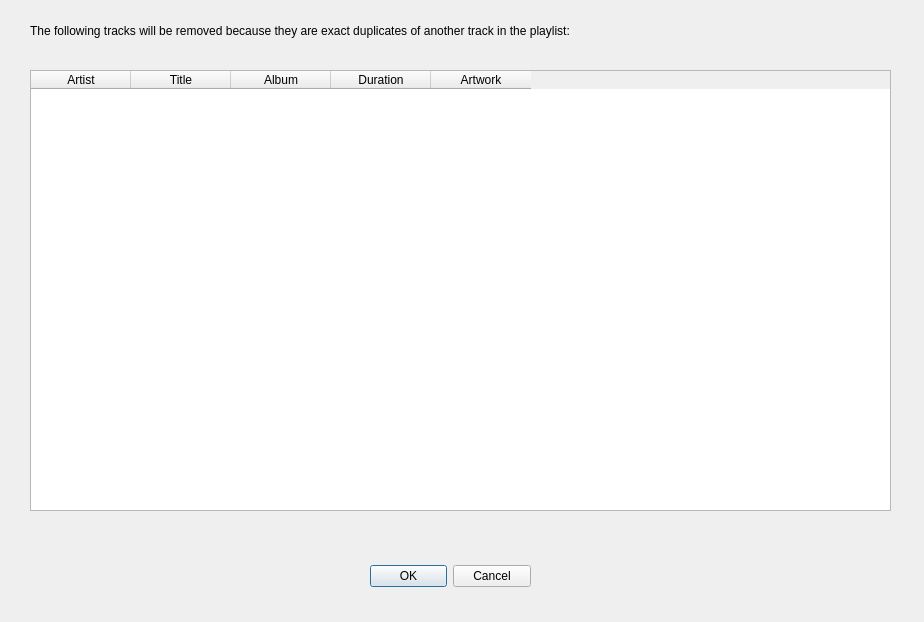
Before: the Qt Designer form gui/src/main/resources/track_listing.ui in apastel/ytmusic-deleter, drawn with Qt 5.
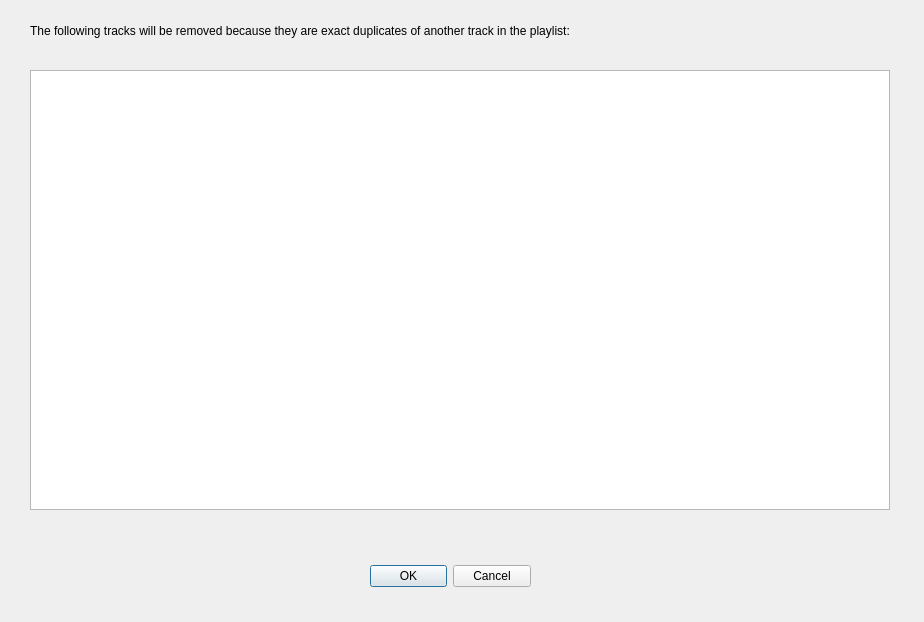
After: the same form once the commit is applied.

Commit message:
feat (gui): create new widget that updates artwork/type
Used by both kinds of tracklist tables

```diff
--- a/gui/src/main/resources/track_listing.ui
+++ b/gui/src/main/resources/track_listing.ui
@@ -34,41 +34,16 @@
     <rect>
      <x>30</x>
      <y>70</y>
-     <width>861</width>
-     <height>441</height>
+     <width>860</width>
+     <height>440</height>
     </rect>
    </property>
    <property name="editTriggers">
     <set>QAbstractItemView::NoEditTriggers</set>
    </property>
    <property name="columnCount">
-    <number>5</number>
+    <number>0</number>
    </property>
-   <column>
-    <property name="text">
-     <string>Artist</string>
-    </property>
-   </column>
-   <column>
-    <property name="text">
-     <string>Title</string>
-    </property>
-   </column>
-   <column>
-    <property name="text">
-     <string>Album</string>
-    </property>
-   </column>
-   <column>
-    <property name="text">
-     <string>Duration</string>
-    </property>
-   </column>
-   <column>
-    <property name="text">
-     <string>Artwork</string>
-    </property>
-   </column>
   </widget>
   <widget class="QLabel" name="descriptionLabel">
    <property name="geometry">
```
The commit also changes 7 other files.
